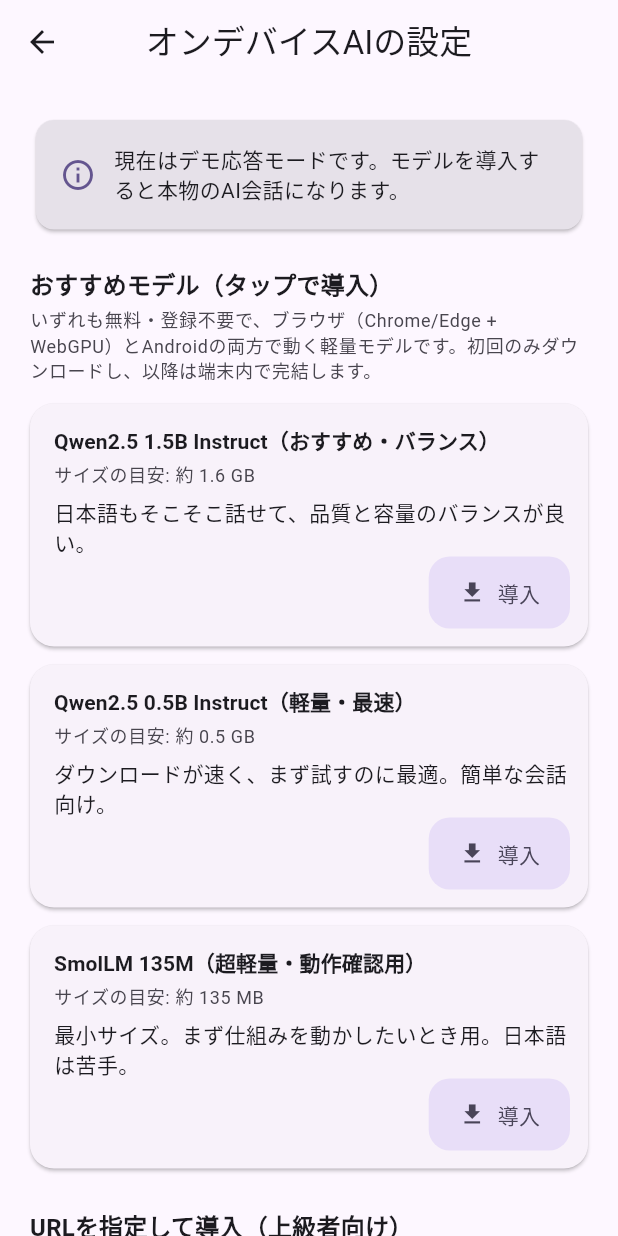
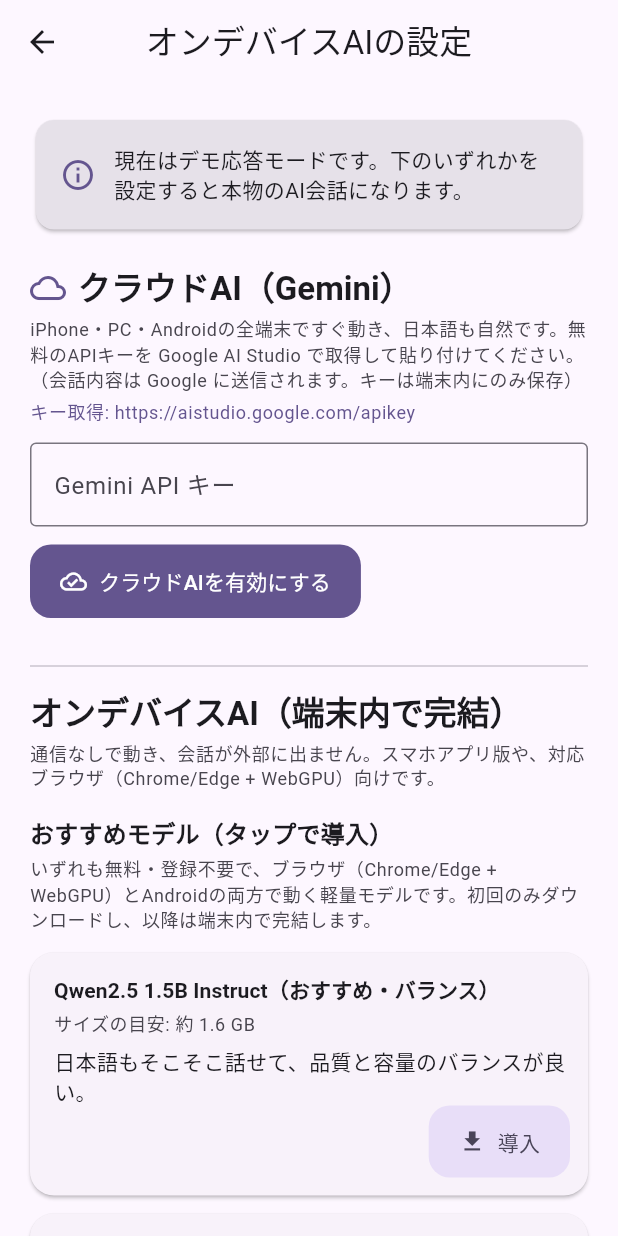
Before and after one commit to mameogalaxy/sukuwatto, a Flutter app: the ModelSetupScreen screen opened directly, on a phone screen of 412 x 824 dp. Run offline on Flutter 3.47's test engine with Material 3 defaults, Android fonts, the phone set to English and light mode, and no system bars; our stand-ins replace flutter_svg, shared_preferences; missing offline and left inert: flutter_gemma; accounts and stored records are empty.

Commit message:
クラウドAI(Gemini)モードを追加 — 全端末で動く
- GeminiChatEngine を追加（generateContent API、人格はsystemInstructionで指定）
- AppState にエンジン優先順位を実装: クラウド > オンデバイス > デモ
- 設定画面に「クラウドAI(Gemini)」セクション（APIキー入力で有効化/解除）
- ホームの状態バナーをクラウド対応に更新
- iPhone Safari 含む全端末で本物AI会話が可能に（WebGPU/DL不要、キーは端末内保存）

https://claude.ai/code/session_01XL7dRdHwCCSRrN8roazUHM

```diff
--- a/lib/src/screens/home_screen.dart
+++ b/lib/src/screens/home_screen.dart
@@ -105,7 +105,8 @@ class _EngineStatusBanner extends StatelessWidget {
   Widget build(BuildContext context) {
     final appState = context.watch<AppState>();
     final theme = Theme.of(context);
-    final ready = appState.isOnDeviceReady;
+    final cloud = appState.isCloudReady;
+    final ready = cloud || appState.isOnDeviceReady;
 
     final color = ready
         ? theme.colorScheme.primaryContainer
@@ -113,6 +114,10 @@ class _EngineStatusBanner extends StatelessWidget {
     final onColor = ready
         ? theme.colorScheme.onPrimaryContainer
         : theme.colorScheme.onTertiaryContainer;
+
+    final readyLabel = cloud
+        ? 'クラウドAI（Gemini）で会話中'
+        : 'オンデバイスAI 稼働中（通信なしで会話できます）';
 
     return Material(
       color: color,
@@ -133,8 +138,8 @@ class _EngineStatusBanner extends StatelessWidget {
               Expanded(
                 child: Text(
                   ready
-                      ? 'オンデバイスAI 稼働中（通信なしで会話できます）'
-                      : 'デモ応答モードです。タップしてオンデバイスAIを導入できます。',
+                      ? readyLabel
+                      : 'デモ応答モードです。タップして本物のAI（クラウド/オンデバイス）を設定できます。',
                   style: theme.textTheme.bodySmall?.copyWith(color: onColor),
                 ),
               ),
--- a/lib/src/screens/model_setup_screen.dart
+++ b/lib/src/screens/model_setup_screen.dart
@@ -16,6 +16,7 @@ class ModelSetupScreen extends StatefulWidget {
 class _ModelSetupScreenState extends State<ModelSetupScreen> {
   final _urlController = TextEditingController();
   final _tokenController = TextEditingController();
+  final _cloudKeyController = TextEditingController();
 
   bool _downloading = false;
   double _progress = 0;
@@ -25,7 +26,32 @@ class _ModelSetupScreenState extends State<ModelSetupScreen> {
   void dispose() {
     _urlController.dispose();
     _tokenController.dispose();
+    _cloudKeyController.dispose();
     super.dispose();
+  }
+
+  Future<void> _enableCloud() async {
+    final key = _cloudKeyController.text.trim();
+    if (key.isEmpty) {
+      setState(() => _error = 'Gemini の API キーを入力してください。');
+      return;
+    }
+    final appState = context.read<AppState>();
+    await appState.enableCloud(apiKey: key);
+    _cloudKeyController.clear();
+    if (!mounted) return;
+    ScaffoldMessenger.of(context).showSnackBar(
+      const SnackBar(content: Text('クラウドAI（Gemini）を有効にしました。')),
+    );
+    Navigator.of(context).maybePop();
+  }
+
+  Future<void> _disableCloud() async {
+    await context.read<AppState>().disableCloud();
+    if (!mounted) return;
+    ScaffoldMessenger.of(context).showSnackBar(
+      const SnackBar(content: Text('クラウドAIを解除しました。')),
+    );
   }
 
   /// 手入力URLからの導入。
@@ -109,12 +135,34 @@ class _ModelSetupScreenState extends State<ModelSetupScreen> {
       body: ListView(
         padding: const EdgeInsets.all(20),
         children: [
-          _StatusCard(ready: ready),
+          _StatusCard(ready: ready, cloudReady: appState.isCloudReady),
+          const SizedBox(height: 20),
+          _CloudSection(
+            controller: _cloudKeyController,
+            enabled: !_downloading,
+            cloudReady: appState.isCloudReady,
+            cloudModel: appState.cloudModel,
+            onEnable: _enableCloud,
+            onDisable: _disableCloud,
+          ),
+          const SizedBox(height: 24),
+          const Divider(),
+          const SizedBox(height: 8),
+          Text('オンデバイスAI（端末内で完結）',
+              style: theme.textTheme.titleLarge
+                  ?.copyWith(fontWeight: FontWeight.bold)),
+          const SizedBox(height: 4),
+          Text(
+            '通信なしで動き、会話が外部に出ません。スマホアプリ版や、対応ブラウザ'
+            '（Chrome/Edge + WebGPU）向けです。',
+            style: theme.textTheme.bodySmall
+                ?.copyWith(color: theme.colorScheme.onSurfaceVariant),
+          ),
           if (kIsWeb) ...[
             const SizedBox(height: 12),
             _WebNote(),
           ],
-          const SizedBox(height: 20),
+          const SizedBox(height: 16),
           Text('おすすめモデル（タップで導入）',
               style: theme.textTheme.titleMedium
                   ?.copyWith(fontWeight: FontWeight.bold)),
@@ -248,33 +296,41 @@ class _PresetCard extends StatelessWidget {
 }
 
 class _StatusCard extends StatelessWidget {
-  const _StatusCard({required this.ready});
+  const _StatusCard({required this.ready, required this.cloudReady});
 
   final bool ready;
+  final bool cloudReady;
 
   @override
   Widget build(BuildContext context) {
     final theme = Theme.of(context);
+    final active = ready || cloudReady;
+    final String message;
+    if (cloudReady) {
+      message = 'クラウドAI（Gemini）が有効です。どの端末でも会話できます。';
+    } else if (ready) {
+      message = 'オンデバイスAIが導入済みです。通信なしで会話できます。';
+    } else {
+      message = '現在はデモ応答モードです。下のいずれかを設定すると本物のAI会話になります。';
+    }
     return Card(
-      color: ready
+      color: active
           ? theme.colorScheme.primaryContainer
           : theme.colorScheme.surfaceContainerHighest,
       child: Padding(
         padding: const EdgeInsets.all(16),
         child: Row(
           children: [
-            Icon(ready ? Icons.check_circle : Icons.info_outline,
-                color: ready
+            Icon(active ? Icons.check_circle : Icons.info_outline,
+                color: active
                     ? theme.colorScheme.onPrimaryContainer
                     : theme.colorScheme.primary),
             const SizedBox(width: 12),
             Expanded(
               child: Text(
-                ready
-                    ? 'オンデバイスAIは導入済みです。通信なしで会話できます。'
-                    : '現在はデモ応答モードです。モデルを導入すると本物のAI会話になります。',
+                message,
                 style: theme.textTheme.bodyMedium?.copyWith(
-                  color: ready
+                  color: active
                       ? theme.colorScheme.onPrimaryContainer
                       : theme.colorScheme.onSurface,
                 ),
@@ -283,6 +339,103 @@ class _StatusCard extends StatelessWidget {
           ],
         ),
       ),
+    );
+  }
+}
+
+/// クラウドAI（Gemini）の設定セクション。APIキーを入れて有効化する。
+class _CloudSection extends StatelessWidget {
+  const _CloudSection({
+    required this.controller,
+    required this.enabled,
+    required this.cloudReady,
+    required this.cloudModel,
+    required this.onEnable,
+    required this.onDisable,
+  });
+
+  final TextEditingController controller;
+  final bool enabled;
+  final bool cloudReady;
+  final String? cloudModel;
+  final VoidCallback onEnable;
+  final VoidCallback onDisable;
+
+  @override
+  Widget build(BuildContext context) {
+    final theme = Theme.of(context);
+    return Column(
+      crossAxisAlignment: CrossAxisAlignment.start,
+      children: [
+        Row(
+          children: [
+            Icon(Icons.cloud_outlined, color: theme.colorScheme.primary),
+            const SizedBox(width: 8),
+            Text('クラウドAI（Gemini）',
+                style: theme.textTheme.titleLarge
+                    ?.copyWith(fontWeight: FontWeight.bold)),
+          ],
+        ),
+        const SizedBox(height: 4),
+        Text(
+          'iPhone・PC・Androidの全端末ですぐ動き、日本語も自然です。'
+          '無料のAPIキーを Google AI Studio で取得して貼り付けてください。'
+          '（会話内容は Google に送信されます。キーは端末内にのみ保存）',
+          style: theme.textTheme.bodySmall
+              ?.copyWith(color: theme.colorScheme.onSurfaceVariant),
+        ),
+        const SizedBox(height: 4),
+        SelectableText(
+          'キー取得: https://aistudio.google.com/apikey',
+          style: theme.textTheme.bodySmall
+              ?.copyWith(color: theme.colorScheme.primary),
+        ),
+        const SizedBox(height: 12),
+        if (cloudReady)
+          Card(
+            color: theme.colorScheme.primaryContainer,
+            child: Padding(
+              padding: const EdgeInsets.all(16),
+              child: Column(
+                crossAxisAlignment: CrossAxisAlignment.start,
+                children: [
+                  Text('有効：${cloudModel ?? "gemini"}',
+                      style: theme.textTheme.titleSmall?.copyWith(
+                        fontWeight: FontWeight.bold,
+                        color: theme.colorScheme.onPrimaryContainer,
+                      )),
+                  const SizedBox(height: 8),
+                  Align(
+                    alignment: Alignment.centerRight,
+                    child: OutlinedButton.icon(
+                      onPressed: onDisable,
+                      icon: const Icon(Icons.logout, size: 18),
+                      label: const Text('解除'),
+                    ),
+                  ),
+                ],
+              ),
+            ),
+          )
+        else ...[
+          TextField(
+            controller: controller,
+            enabled: enabled,
+            obscureText: true,
+            decoration: const InputDecoration(
+              labelText: 'Gemini API キー',
+              hintText: 'AIza...',
+              border: OutlineInputBorder(),
+            ),
+          ),
+          const SizedBox(height: 12),
+          FilledButton.icon(
+            onPressed: enabled ? onEnable : null,
+            icon: const Icon(Icons.cloud_done_outlined),
+            label: const Text('クラウドAIを有効にする'),
+          ),
+        ],
+      ],
     );
   }
 }
--- a/lib/src/state/app_state.dart
+++ b/lib/src/state/app_state.dart
@@ -1,13 +1,16 @@
 import 'package:flutter/foundation.dart';
+import 'package:shared_preferences/shared_preferences.dart';
 
 import '../services/chat_engine.dart';
+import '../services/gemini_chat_engine.dart';
 import '../services/gemma_chat_engine.dart';
 import '../services/mock_chat_engine.dart';
 import '../services/model_manager_service.dart';
 
 /// アプリ全体で共有する状態。
 ///
-/// どの会話エンジンを使うか（オンデバイス Gemma かデモ用 Mock か）を管理する。
+/// どの会話エンジンを使うかを管理する：
+///   クラウド(Gemini) > オンデバイス(Gemma) > デモ(Mock) の優先順位。
 class AppState extends ChangeNotifier {
   AppState({
     GemmaChatEngine? gemmaEngine,
@@ -17,9 +20,14 @@ class AppState extends ChangeNotifier {
         _mock = mockEngine ?? MockChatEngine(),
         modelManager = modelManager ?? ModelManagerService();
 
+  static const _cloudKeyPref = 'cloud_api_key';
+  static const _cloudModelPref = 'cloud_model';
+
   final GemmaChatEngine _gemma;
   final MockChatEngine _mock;
   final ModelManagerService modelManager;
+
+  GeminiChatEngine? _cloud;
 
   bool _initialized = false;
   bool get initialized => _initialized;
@@ -27,25 +35,33 @@ class AppState extends ChangeNotifier {
   /// オンデバイスAI（Gemma）が利用可能か。
   bool get isOnDeviceReady => _gemma.isReady;
 
-  /// 現在アクティブな会話エンジン。Gemma が使えればそちら、無ければ Mock。
-  ChatEngine get activeEngine => _gemma.isReady ? _gemma : _mock;
+  /// クラウドAI（Gemini）が設定済みで利用可能か。
+  bool get isCloudReady => _cloud?.isReady ?? false;
+
+  /// 現在設定されているクラウドモデル名（未設定なら null）。
+  String? get cloudModel => _cloud?.model;
+
+  /// 現在アクティブな会話エンジン。クラウド > オンデバイス > デモ の順。
+  ChatEngine get activeEngine {
+    if (_cloud?.isReady ?? false) return _cloud!;
+    if (_gemma.isReady) return _gemma;
+    return _mock;
+  }
 
   /// 状態表示用ラベル。
-  String get engineStatusLabel =>
-      _gemma.isReady ? _gemma.statusLabel : _mock.statusLabel;
+  String get engineStatusLabel => activeEngine.statusLabel;
 
-  /// アプリ起動時に呼ぶ。フレームワークを初期化し、モデルが導入済みなら Gemma を有効化する。
+  /// アプリ起動時に呼ぶ。各エンジンを初期化し、保存済み設定を復元する。
   Future<void> init() async {
     if (_initialized) return;
     await _mock.initialize();
-    // まずモデル管理（flutter_gemma 初期化＋前回モデルの再アクティブ化）を行い、
-    // その後でエンジンを評価する。Web では両方ともダミーで即時完了する。
     try {
       await modelManager.initialize();
     } catch (e) {
       debugPrint('ModelManager 初期化エラー: $e');
     }
     await _gemma.initialize();
+    await _restoreCloud();
     _initialized = true;
     notifyListeners();
   }
@@ -57,6 +73,40 @@ class AppState extends ChangeNotifier {
     notifyListeners();
   }
 
+  /// クラウドAI（Gemini）を有効にする。APIキーは端末内にのみ保存される。
+  Future<void> enableCloud({
+    required String apiKey,
+    String model = 'gemini-2.0-flash',
+  }) async {
+    final key = apiKey.trim();
+    _cloud = GeminiChatEngine(apiKey: key, model: model.trim());
+    final prefs = await SharedPreferences.getInstance();
+    await prefs.setString(_cloudKeyPref, key);
+    await prefs.setString(_cloudModelPref, model.trim());
+    notifyListeners();
+  }
+
+  /// クラウドAI設定を解除する。
+  Future<void> disableCloud() async {
+    _cloud = null;
+    final prefs = await SharedPreferences.getInstance();
+    await prefs.remove(_cloudKeyPref);
+    await prefs.remove(_cloudModelPref);
+    notifyListeners();
+  }
+
+  Future<void> _restoreCloud() async {
+    try {
+      final prefs = await SharedPreferences.getInstance();
+      final key = prefs.getString(_cloudKeyPref);
+      if (key == null || key.trim().isEmpty) return;
+      final model = prefs.getString(_cloudModelPref) ?? 'gemini-2.0-flash';
+      _cloud = GeminiChatEngine(apiKey: key, model: model);
+    } catch (e) {
+      debugPrint('クラウド設定の復元に失敗: $e');
+    }
+  }
+
   @override
   void dispose() {
     _gemma.dispose();
--- a/pubspec.yaml
+++ b/pubspec.yaml
@@ -25,6 +25,9 @@ dependencies:
   # 人物のオリジナル肖像（自作ベクター画像）の描画
   flutter_svg: ^2.0.10+1
 
+  # クラウドAI（Gemini）呼び出し用の HTTP クライアント
+  http: ^1.2.2
+
   # 設定・導入済みモデルの記憶
   shared_preferences: ^2.3.2
 
```
Also changed, not shown: lib/src/services/gemini_chat_engine.dart (added, +144 -0 lines).
